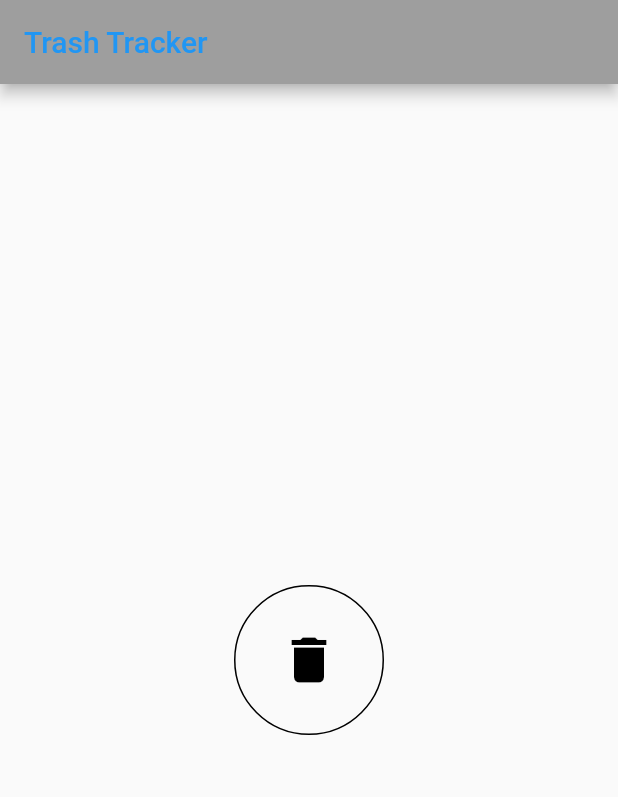
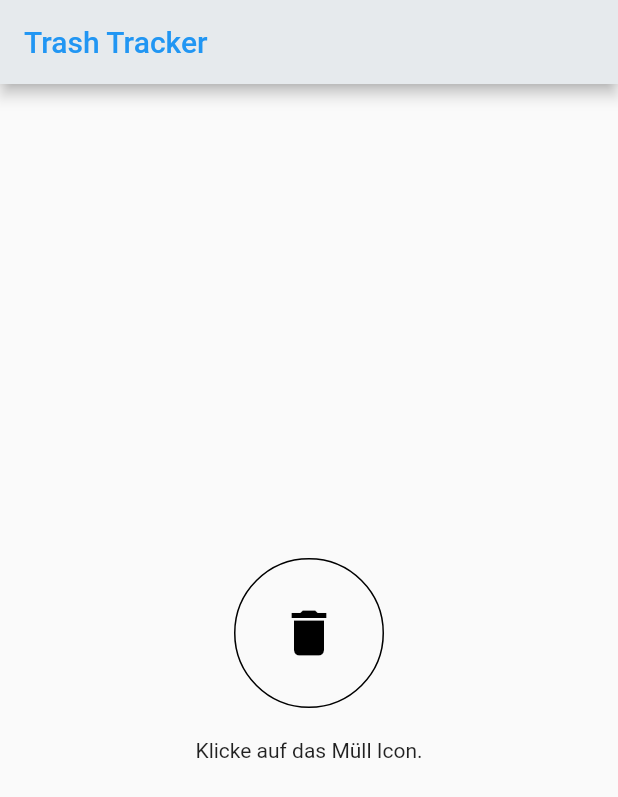
Before and after one commit to PodeCaradox/TrashTracker, a Flutter app: the screen it shows after launch, on a phone screen of 412 x 824 dp. Shown: the top 797 px of the screen. Run offline on Flutter 3.47's test engine with Material 2 defaults, Android fonts, the phone set to English and light mode, and no system bars; our stand-ins replace camera, geolocator.

Commit message:
add support for position and design improvement

```diff
--- a/lib/TakePictureScreen.dart
+++ b/lib/TakePictureScreen.dart
@@ -48,7 +48,9 @@ class TakePictureScreenState extends State<TakePictureScreen> {
   @override
   Widget build(BuildContext context) {
     return Scaffold(
-      appBar: AppBar(title: Text('Fotografier den Müll'),),
+      appBar: AppBar(
+        iconTheme: IconThemeData(color: Colors.blue),
+        title: Text('Fotografiere den Müll'),),
       // Wait until the controller is initialized before displaying the
       // camera preview. Use a FutureBuilder to display a loading spinner
       // until the controller has finished initializing.
--- a/lib/main.dart
+++ b/lib/main.dart
@@ -2,8 +2,9 @@
 
 import 'package:camera/camera.dart';
 import 'package:flutter/material.dart';
+import 'package:flutter/services.dart';
 import 'package:trashtracker/TakePictureScreen.dart';
-
+Map<int, Color> color ={50:Color.fromRGBO(230,234,237, .1),100:Color.fromRGBO(230,234,237, .2),200:Color.fromRGBO(230,234,237, .3),300:Color.fromRGBO(230,234,237, .4),400:Color.fromRGBO(230,234,237, .5),500:Color.fromRGBO(230,234,237, .6),600:Color.fromRGBO(230,234,237, .7),700:Color.fromRGBO(230,234,237, .8),800:Color.fromRGBO(230,234,237, .9),900:Color.fromRGBO(230,234,237, 1),};
 Future<void> main() async {
   // Obtain a list of the available cameras on the device.
   final cameras = await availableCameras();
@@ -12,9 +13,11 @@ Future<void> main() async {
   final firstCamera = cameras.first;
 
   runApp(
+
     MaterialApp(
+
       theme: new ThemeData(
-  primarySwatch: Colors.grey,
+  primarySwatch: MaterialColor(0xFFE6EAED,color),
   primaryTextTheme: TextTheme(
     title: TextStyle(
       color: Colors.blue
@@ -55,14 +58,24 @@ AnimationController rotationController;
 
   @override
   Widget build(BuildContext context) {
+    SystemChrome.setSystemUIOverlayStyle(SystemUiOverlayStyle(
+      statusBarColor: Colors.transparent,
+      systemNavigationBarColor: Colors.transparent,
+  ));
     return
      Scaffold(
       appBar: AppBar(
+        iconTheme: IconThemeData(color: Colors.blue),
         title: Text("Trash Tracker"),
       ),
       body: Align(
 
-        child: RotationTransition(
+        child: Column(
+           mainAxisAlignment: MainAxisAlignment.center,
+  crossAxisAlignment: CrossAxisAlignment.center,
+          children: <Widget>[
+
+RotationTransition(
 
           turns: Tween(begin: 0.0, end: 1.0).animate(rotationController),
           child: new SizedBox(
@@ -93,6 +106,11 @@ AnimationController rotationController;
           ),
         ),
         ),
+        SizedBox(height: 20),
+Text('Klicke auf das Müll Icon.'),
+        ],),
+
+
         alignment: Alignment.center,
         )
      );
--- a/pubspec.yaml
+++ b/pubspec.yaml
@@ -19,8 +19,9 @@ environment:
 dependencies:
   flutter:
     sdk: flutter
+  flutter_statusbarcolor:
+  geolocator: ^5.1.4+2
   camera: ^0.5.6+2
-  geolocator: ^5.1.4+2
   path_provider:
   path:
 
@@ -31,7 +32,6 @@ dependencies:
 dev_dependencies:
   flutter_test:
     sdk: flutter
-
 
 
 # For information on the generic Dart part of this file, see the
```
Also changed, not shown: lib/DisplayPictureScreen.dart (+69 -23 lines), pubspec.lock, 1 other file.
